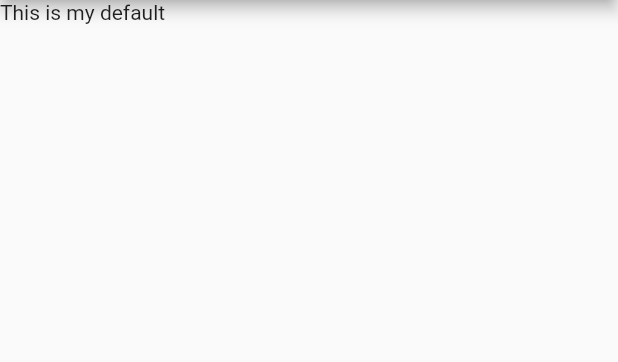
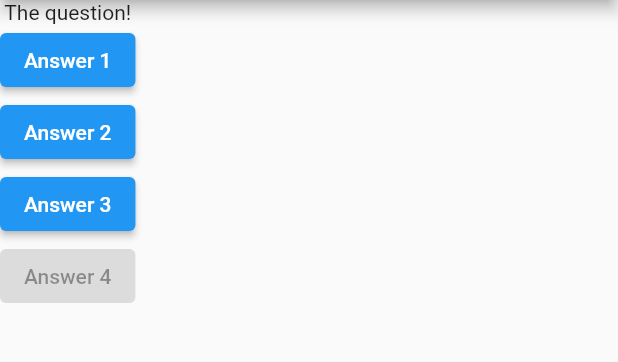
Before and after one commit to prabhav951/flutter_first_app, a Flutter app: the screen it shows after launch, on a phone screen of 412 x 824 dp, the part 84-446 px from its top. Run offline on Flutter 3.47's test engine with Material 2 defaults, Android fonts, the phone set to English and light mode, and no system bars.

Commit message:
Use of ElevatedButton

```diff
--- a/lib/main.dart
+++ b/lib/main.dart
@@ -5,16 +5,42 @@ void main() {
 }
 
 class MyApp extends StatelessWidget {
- @override
+  void answerQuestion() {
+    print('Answer chosen');
+  }
+
+  @override
   Widget build(BuildContext context) {
     return MaterialApp(
       home: Scaffold(
         appBar: AppBar(
           title: Text('My First App'),
         ),
-        body: Text('This is my default'),
+        body: Column(
+          children: [
+            Text('The question!'),
+            ElevatedButton(
+              child: Text('Answer 1'),
+              onPressed: answerQuestion,
+            ),
+            ElevatedButton(
+              child: Text('Answer 2'),
+              onPressed: () => print('Answer 2 chosen'),
+            ),
+            ElevatedButton(
+              child: Text('Answer 3'),
+              onPressed: () {
+                print('Answer 3 chosen');
+              },
+            ),
+            ElevatedButton(
+              child: Text('Answer 4'),
+              onPressed: null,
+            ),
+          ],
+        ),
       ),
-        // Creates a base page design and structure for the app
+      // Creates a base page design and structure for the app
     );
   }
 }
```
